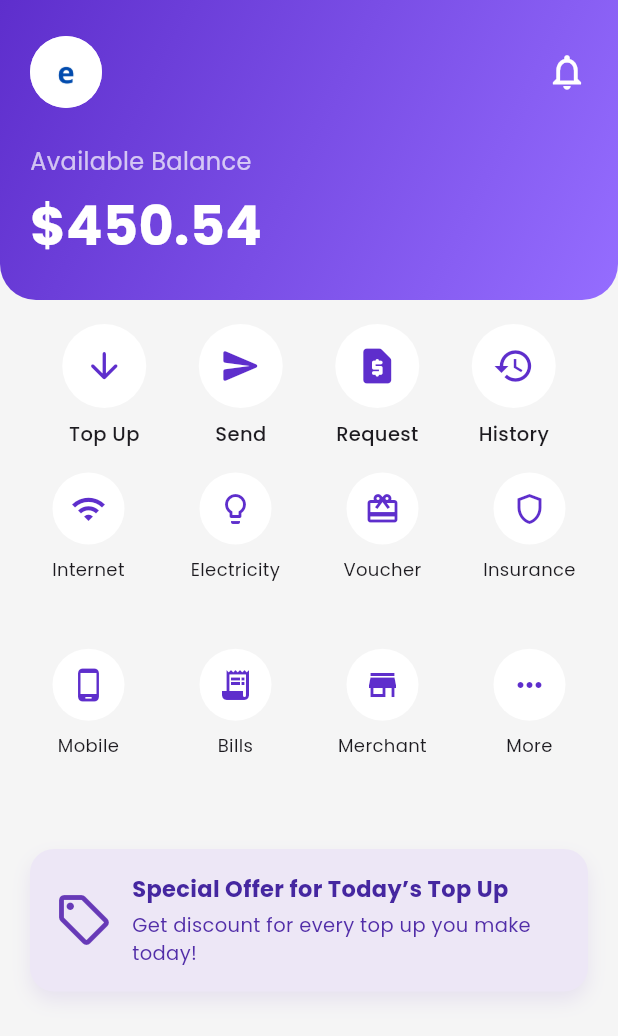
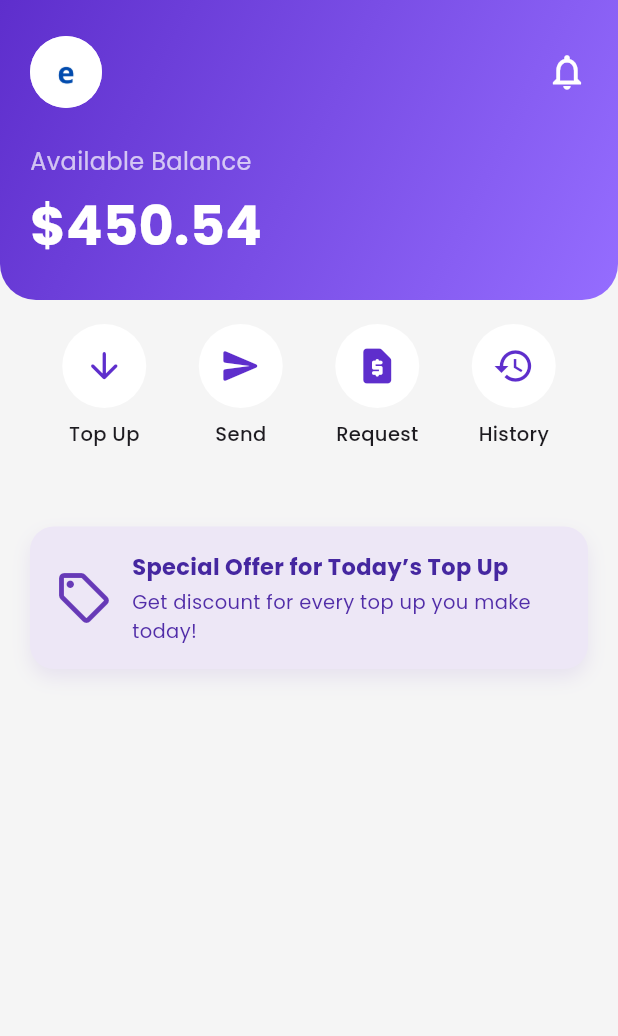
Before and after one commit to joel710/entontine, a Flutter app: the HomeScreen screen opened by its route, on a phone screen of 412 x 824 dp. Shown: the top 1036 px of the screen. Run offline on Flutter 3.47's test engine with Material 3 defaults, Android fonts, the light colour scheme and no system bars; our stand-ins replace google_fonts.

Commit message:
add dashboard

```diff
--- a/lib/home.dart
+++ b/lib/home.dart
@@ -1,6 +1,6 @@
 import 'package:flutter/material.dart';
 import 'package:google_fonts/google_fonts.dart';
-
+import 'profil.dart';
 class HomeScreen extends StatefulWidget {
   const HomeScreen({Key? key}) : super(key: key);
 
@@ -25,7 +25,7 @@ class _HomeScreenState extends State<HomeScreen> {
               SizedBox(height: 16),
               _buildActionButtons(),
               SizedBox(height: 16),
-              _buildServiceGrid(),
+              // _buildServiceGrid(),
               SizedBox(height: 16),
               _buildPromoCard(),
             ],
@@ -56,17 +56,22 @@ class _HomeScreenState extends State<HomeScreen> {
           Row(
             mainAxisAlignment: MainAxisAlignment.spaceBetween,
             children: [
-              CircleAvatar(
-                radius: 24,
-                backgroundImage: AssetImage('assets/images/avatar.png'),
+              GestureDetector(
+                onTap: () {
+                  Navigator.push(
+                    context,
+                    MaterialPageRoute(builder: (context) => ProfilScreen()),
+                  );
+                },
+                child: CircleAvatar(
+                  radius: 24,
+                  backgroundImage: AssetImage('assets/images/avatar.png'),
+                ),
               ),
-              Icon(
-                Icons.notifications_none,
-                color: Colors.white,
-                size: 28,
-              ),
+              Icon(Icons.notifications_none, color: Colors.white, size: 28),
             ],
           ),
+
           SizedBox(height: 24),
           Text(
             "Available Balance",
@@ -76,6 +81,7 @@ class _HomeScreenState extends State<HomeScreen> {
               fontWeight: FontWeight.w400,
             ),
           ),
+
           SizedBox(height: 6),
           Text(
             "\$450.54",
@@ -129,54 +135,6 @@ class _HomeScreenState extends State<HomeScreen> {
     );
   }
 
-  Widget _buildServiceGrid() {
-    final services = [
-      {'icon': Icons.wifi, 'label': 'Internet'},
-      {'icon': Icons.lightbulb_outline, 'label': 'Electricity'},
-      {'icon': Icons.card_giftcard, 'label': 'Voucher'},
-      {'icon': Icons.shield_outlined, 'label': 'Insurance'},
-      {'icon': Icons.phone_android, 'label': 'Mobile'},
-      {'icon': Icons.receipt_long, 'label': 'Bills'},
-      {'icon': Icons.store_mall_directory, 'label': 'Merchant'},
-      {'icon': Icons.more_horiz, 'label': 'More'},
-    ];
-
-    return Padding(
-      padding: const EdgeInsets.symmetric(horizontal: 20),
-      child: GridView.builder(
-        itemCount: services.length,
-        shrinkWrap: true,
-        physics: NeverScrollableScrollPhysics(),
-        gridDelegate: SliverGridDelegateWithFixedCrossAxisCount(
-          crossAxisCount: 4,
-          mainAxisSpacing: 20,
-          crossAxisSpacing: 20,
-          childAspectRatio: 0.8,
-        ),
-        itemBuilder: (_, index) {
-          final item = services[index];
-          return Column(
-            children: [
-              CircleAvatar(
-                radius: 24,
-                backgroundColor: Colors.white,
-                child: Icon(
-                  item['icon'] as IconData,
-                  color: primaryColor,
-                ),
-              ),
-              SizedBox(height: 8),
-              Text(
-                item['label'] as String,
-                textAlign: TextAlign.center,
-                style: GoogleFonts.poppins(fontSize: 12),
-              ),
-            ],
-          );
-        },
-      ),
-    );
-  }
 
   Widget _buildPromoCard() {
     return Padding(
```
